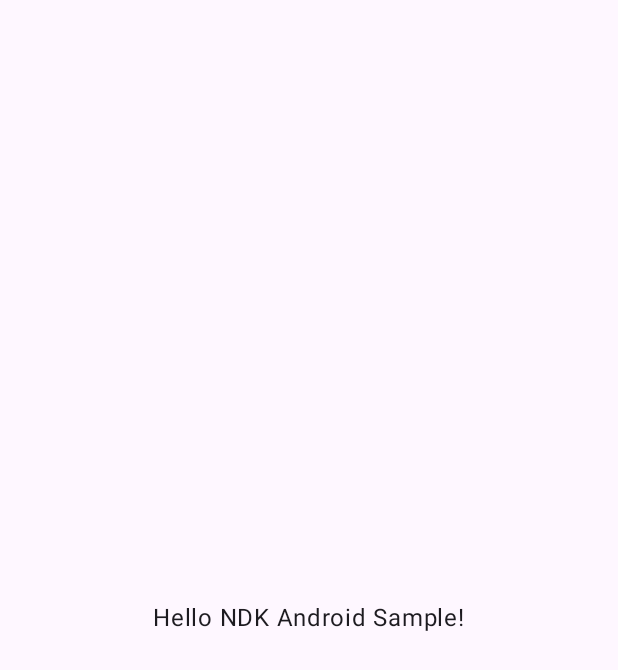
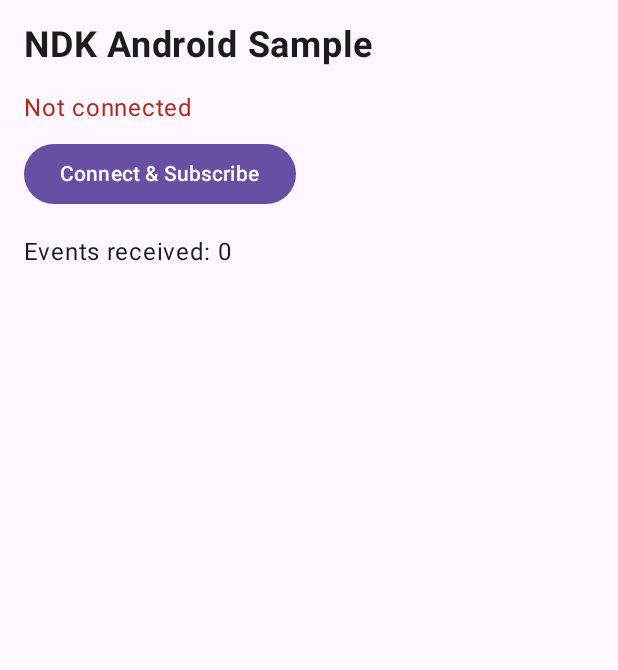
Before and after one commit to nostr-dev-kit/kotlin, an Android app built with Jetpack Compose: the screen it shows after launch (MainActivity), on a phone screen of 412 x 824 dp. Shown: the top 670 px of the screen. Run offline under Robolectric (Android 15) with nearby library versions, the phone set to English and light mode, and no system bars.

Commit message:
Build sample app demonstrating NDK streaming API
- Update sample-app MainActivity with Compose UI
- Shows connection status, event count, and streaming events
- Subscribes to kind 1 (text notes) from 3 relays
- Fix JNA dependency conflict in lazysodium-android
- Update compileSdk to 35 for both modules

```diff
--- a/sample-app/build.gradle.kts
+++ b/sample-app/build.gradle.kts
@@ -6,12 +6,12 @@ plugins {
 
 android {
     namespace = "io.nostr.ndk.sample"
-    compileSdk = 34
+    compileSdk = 35
 
     defaultConfig {
         applicationId = "io.nostr.ndk.sample"
         minSdk = 26
-        targetSdk = 34
+        targetSdk = 35
         versionCode = 1
         versionName = "1.0"
 
--- a/sample-app/src/main/kotlin/io/nostr/ndk/sample/MainActivity.kt
+++ b/sample-app/src/main/kotlin/io/nostr/ndk/sample/MainActivity.kt
@@ -3,25 +3,36 @@ package io.nostr.ndk.sample
 import android.os.Bundle
 import androidx.activity.ComponentActivity
 import androidx.activity.compose.setContent
-import androidx.compose.foundation.layout.Box
-import androidx.compose.foundation.layout.fillMaxSize
-import androidx.compose.foundation.layout.padding
-import androidx.compose.material3.MaterialTheme
-import androidx.compose.material3.Surface
-import androidx.compose.material3.Text
-import androidx.compose.runtime.Composable
+import androidx.compose.foundation.layout.*
+import androidx.compose.foundation.lazy.LazyColumn
+import androidx.compose.foundation.lazy.items
+import androidx.compose.material3.*
+import androidx.compose.runtime.*
 import androidx.compose.ui.Alignment
 import androidx.compose.ui.Modifier
-import androidx.compose.ui.tooling.preview.Preview
+import androidx.compose.ui.text.font.FontWeight
 import androidx.compose.ui.unit.dp
+import androidx.compose.ui.unit.sp
+import androidx.lifecycle.lifecycleScope
 import io.nostr.ndk.NDK
+import io.nostr.ndk.models.NDKEvent
+import io.nostr.ndk.models.NDKFilter
+import kotlinx.coroutines.flow.collectLatest
+import kotlinx.coroutines.launch
 
 class MainActivity : ComponentActivity() {
+
+    // Initialize NDK with relays
+    private val ndk = NDK(
+        explicitRelayUrls = setOf(
+            "wss://relay.damus.io",
+            "wss://relay.nostr.band",
+            "wss://nos.lol"
+        )
+    )
+
     override fun onCreate(savedInstanceState: Bundle?) {
         super.onCreate(savedInstanceState)
-
-        // Initialize NDK
-        val ndk = NDK()
 
         setContent {
             MaterialTheme {
@@ -29,7 +40,7 @@ class MainActivity : ComponentActivity() {
                     modifier = Modifier.fillMaxSize(),
                     color = MaterialTheme.colorScheme.background
                 ) {
-                    Greeting("NDK Android Sample")
+                    NostrFeedScreen(ndk = ndk, lifecycleScope = lifecycleScope)
                 }
             }
         }
@@ -37,22 +48,139 @@ class MainActivity : ComponentActivity() {
 }
 
 @Composable
-fun Greeting(name: String, modifier: Modifier = Modifier) {
-    Box(
-        modifier = modifier.fillMaxSize(),
-        contentAlignment = Alignment.Center
+fun NostrFeedScreen(
+    ndk: NDK,
+    lifecycleScope: kotlinx.coroutines.CoroutineScope
+) {
+    var events by remember { mutableStateOf<List<NDKEvent>>(emptyList()) }
+    var isConnecting by remember { mutableStateOf(false) }
+    var isConnected by remember { mutableStateOf(false) }
+    var errorMessage by remember { mutableStateOf<String?>(null) }
+
+    Column(
+        modifier = Modifier
+            .fillMaxSize()
+            .padding(16.dp)
     ) {
+        // Header
         Text(
-            text = "Hello $name!",
-            modifier = Modifier.padding(16.dp)
+            text = "NDK Android Sample",
+            fontSize = 24.sp,
+            fontWeight = FontWeight.Bold,
+            modifier = Modifier.padding(bottom = 16.dp)
         )
+
+        // Status
+        Text(
+            text = when {
+                isConnecting -> "Connecting to relays..."
+                isConnected -> "Connected - Subscribed to kind 1 events"
+                else -> "Not connected"
+            },
+            color = when {
+                isConnecting -> MaterialTheme.colorScheme.tertiary
+                isConnected -> MaterialTheme.colorScheme.primary
+                else -> MaterialTheme.colorScheme.error
+            },
+            modifier = Modifier.padding(bottom = 8.dp)
+        )
+
+        // Error message
+        errorMessage?.let { error ->
+            Text(
+                text = "Error: $error",
+                color = MaterialTheme.colorScheme.error,
+                modifier = Modifier.padding(bottom = 8.dp)
+            )
+        }
+
+        // Connect button
+        Button(
+            onClick = {
+                isConnecting = true
+                errorMessage = null
+
+                lifecycleScope.launch {
+                    try {
+                        // Connect to relays
+                        ndk.connect()
+                        isConnected = true
+                        isConnecting = false
+
+                        // Subscribe to kind 1 (text notes) events
+                        val filter = NDKFilter(
+                            kinds = setOf(1),
+                            limit = 50
+                        )
+
+                        val subscription = ndk.subscribe(filter)
+
+                        // Collect events as they arrive
+                        subscription.events.collectLatest { event ->
+                            events = (listOf(event) + events).take(100)
+                        }
+                    } catch (e: Exception) {
+                        errorMessage = e.message
+                        isConnecting = false
+                    }
+                }
+            },
+            enabled = !isConnecting && !isConnected,
+            modifier = Modifier.padding(bottom = 16.dp)
+        ) {
+            Text(if (isConnecting) "Connecting..." else "Connect & Subscribe")
+        }
+
+        // Events count
+        Text(
+            text = "Events received: ${events.size}",
+            modifier = Modifier.padding(bottom = 8.dp)
+        )
+
+        // Events list
+        LazyColumn(
+            modifier = Modifier.fillMaxSize(),
+            verticalArrangement = Arrangement.spacedBy(8.dp)
+        ) {
+            items(events) { event ->
+                EventCard(event = event)
+            }
+        }
     }
 }
 
-@Preview(showBackground = true)
 @Composable
-fun GreetingPreview() {
-    MaterialTheme {
-        Greeting("NDK Android Sample")
+fun EventCard(event: NDKEvent) {
+    Card(
+        modifier = Modifier.fillMaxWidth(),
+        elevation = CardDefaults.cardElevation(defaultElevation = 2.dp)
+    ) {
+        Column(
+            modifier = Modifier.padding(12.dp)
+        ) {
+            // Pubkey (truncated)
+            Text(
+                text = "From: ${event.pubkey.take(16)}...",
+                fontSize = 12.sp,
+                color = MaterialTheme.colorScheme.secondary
+            )
+
+            Spacer(modifier = Modifier.height(4.dp))
+
+            // Content
+            Text(
+                text = event.content.take(200) + if (event.content.length > 200) "..." else "",
+                fontSize = 14.sp
+            )
+
+            Spacer(modifier = Modifier.height(4.dp))
+
+            // Event ID (truncated)
+            Text(
+                text = "ID: ${event.id.take(12)}...",
+                fontSize = 10.sp,
+                color = MaterialTheme.colorScheme.tertiary
+            )
+        }
     }
 }
```
Also changed, not shown: ndk-core/build.gradle.kts (+4 -3 lines).
